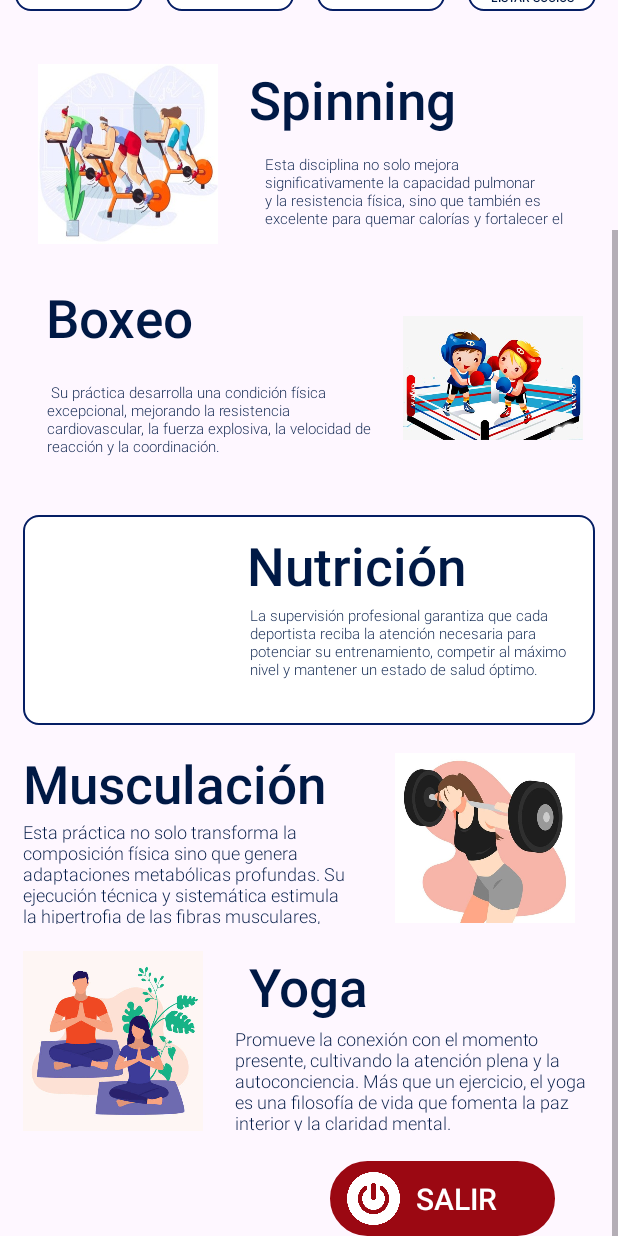
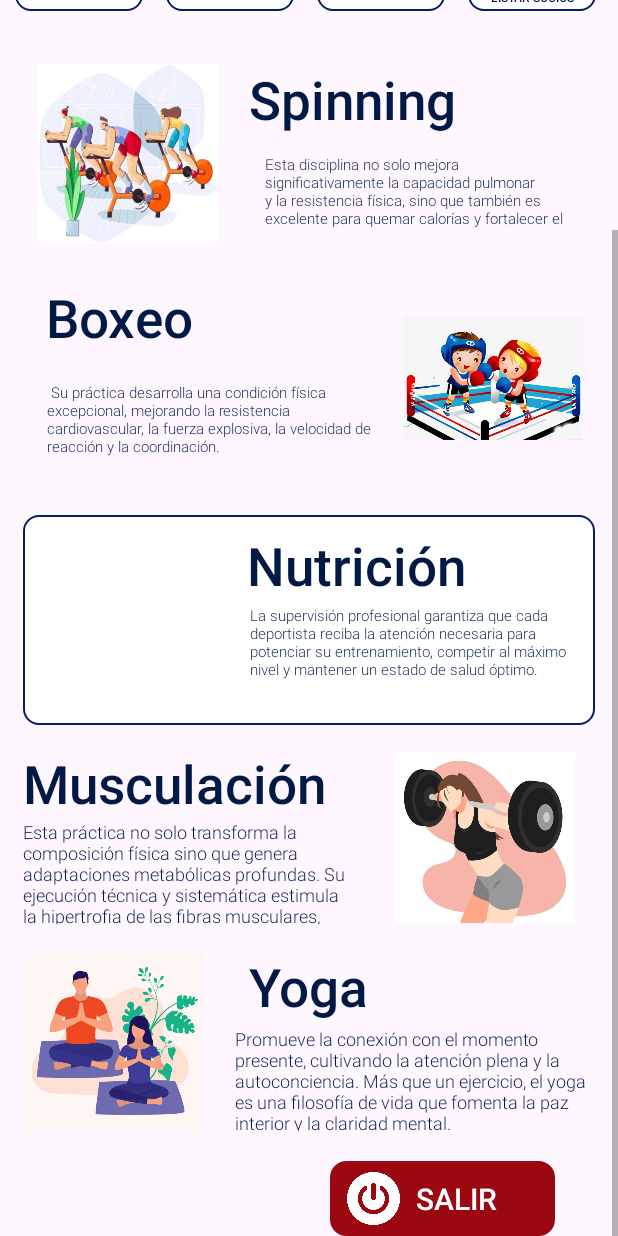
Before and after one commit to elavincho/ClubDeportivoApp, an Android app: the PantallaPrincipalActivity screen opened directly, with no data from a screen before it, scrolled down 188 dp, on a phone screen of 412 x 824 dp. Run offline under Robolectric (Android 15) with nearby library versions, the phone set to English and light mode, and no system bars.

Commit message:
Modifico boton salir

```diff
--- a/app/src/main/res/drawable/boton_salir.xml
+++ b/app/src/main/res/drawable/boton_salir.xml
@@ -8,7 +8,7 @@
 
     <!-- Esquinas ligeramente redondeadas -->
     <corners
-        android:radius="25dp" />
+        android:radius="10dp" />
 
     <!-- Fondo azul cielo -->
     <solid
```
